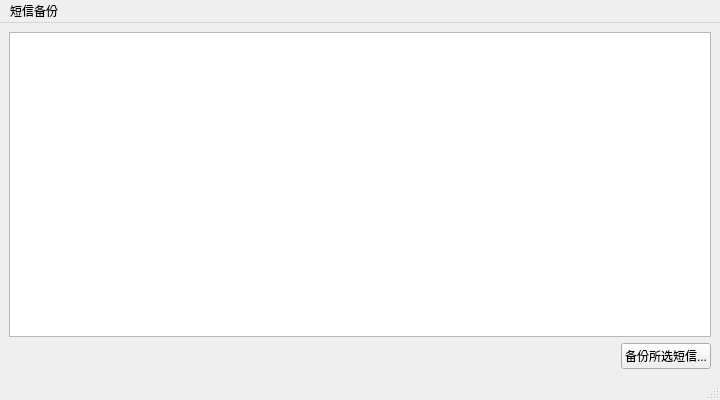
First picture: the form in src/PC-Client/GUI/SMSBackupWindow.ui, repository shengyun-zhou/AndroidPhone-Assistant-Linux, before the edit.
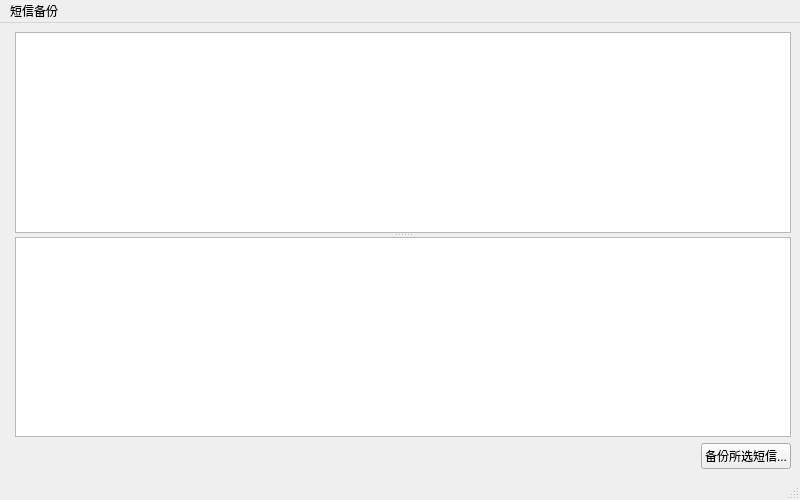
Second picture: the form after the edit. Icons and pictures are not drawn.

Commit message: Complete the faature of SMS backup.

Diff of the .ui file:
```diff
--- a/src/PC-Client/GUI/SMSBackupWindow.ui
+++ b/src/PC-Client/GUI/SMSBackupWindow.ui
@@ -6,21 +6,19 @@
    <rect>
     <x>0</x>
     <y>0</y>
-    <width>720</width>
-    <height>400</height>
+    <width>800</width>
+    <height>500</height>
    </rect>
   </property>
   <property name="windowTitle">
    <string>短信备份 - 手机助手 for Linux</string>
   </property>
   <widget class="QWidget" name="centralwidget">
-   <layout class="QVBoxLayout" name="verticalLayout_2">
-    <item>
-     <layout class="QVBoxLayout" name="verticalLayout">
-      <item>
-       <widget class="QTreeView" name="tree_sms_list"/>
-      </item>
-      <item>
+   <property name="enabled">
+    <bool>true</bool>
+   </property>
+   <layout class="QGridLayout" name="gridLayout">
+    <item row="1" column="0" colspan="2">
        <layout class="QHBoxLayout" name="horizontalLayout">
         <item>
          <spacer name="horizontalSpacer">
@@ -47,7 +45,33 @@
         </item>
        </layout>
       </item>
-     </layout>
+    <item row="0" column="1">
+     <widget class="QSplitter" name="splitter">
+      <property name="sizePolicy">
+       <sizepolicy hsizetype="Expanding" vsizetype="Expanding">
+        <horstretch>0</horstretch>
+        <verstretch>0</verstretch>
+       </sizepolicy>
+      </property>
+      <property name="orientation">
+       <enum>Qt::Vertical</enum>
+      </property>
+      <widget class="QTreeView" name="tree_sms_list"/>
+      <widget class="QWidget" name="verticalLayoutWidget">
+       <layout class="QVBoxLayout" name="verticalLayout">
+        <item>
+         <widget class="QTextEdit" name="info_area_sms">
+          <property name="locale">
+           <locale language="Chinese" country="China"/>
+          </property>
+          <property name="readOnly">
+           <bool>true</bool>
+          </property>
+         </widget>
+        </item>
+       </layout>
+      </widget>
+     </widget>
     </item>
    </layout>
   </widget>
@@ -56,7 +80,7 @@
     <rect>
      <x>0</x>
      <y>0</y>
-     <width>720</width>
+     <width>800</width>
      <height>27</height>
     </rect>
    </property>
```
Left out of the diff: 14 changed lines with no effect on the pictures. Lines whose indentation alone changed are shown as unchanged. The commit also changes 7 other files.
